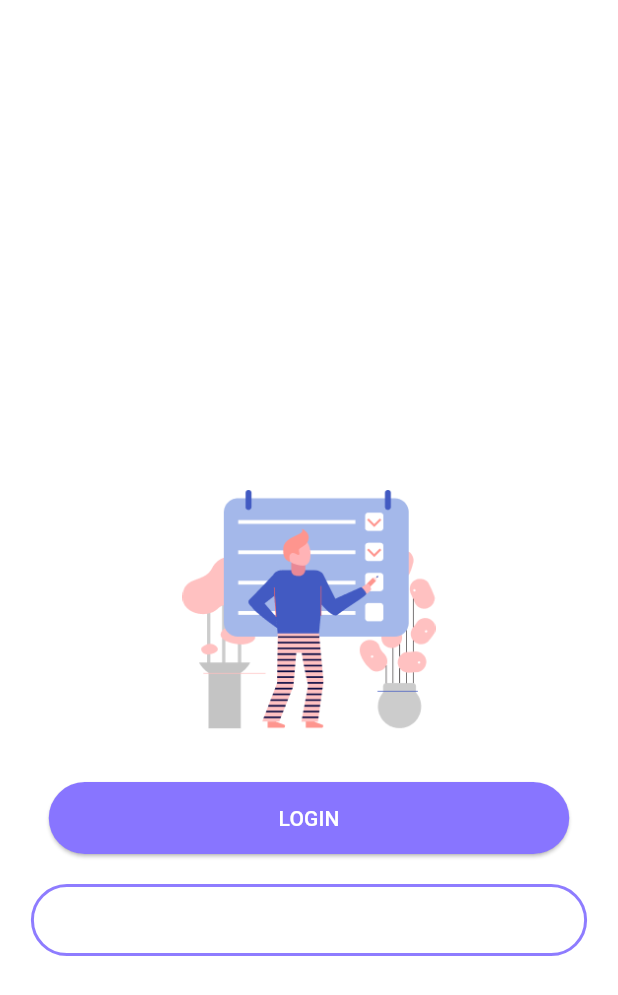
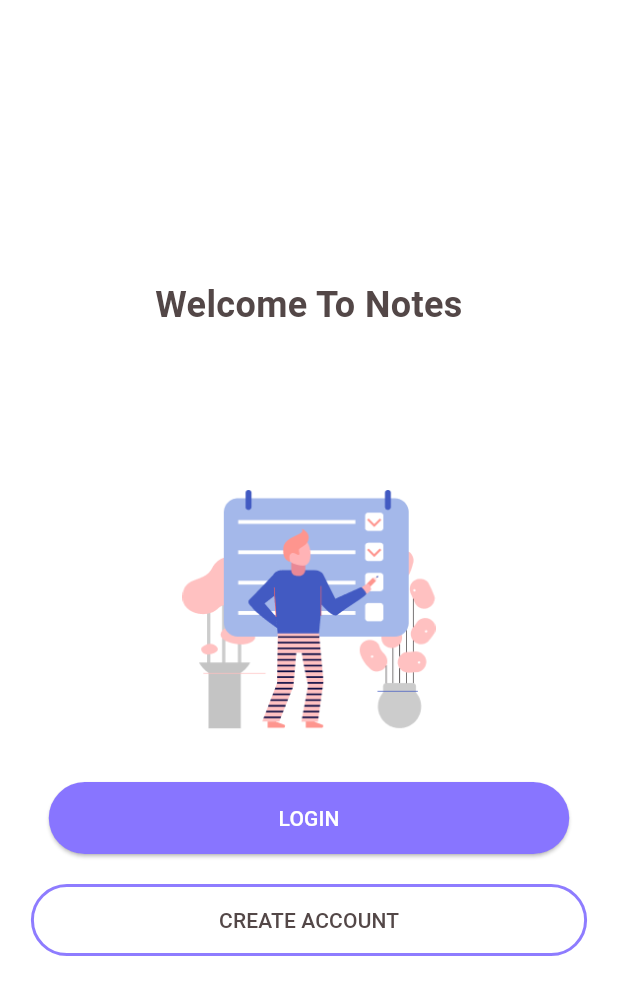
Before and after one commit to Nilav2608/notes_with_firebase, a Flutter app: the screen it shows after launch, on a phone screen of 412 x 824 dp. Shown: the top 995 px of the screen. Run offline on Flutter 3.47's test engine with Material 3 defaults, Android fonts, the phone set to English and light mode, and no system bars; our stand-ins replace cloud_firestore, firebase_auth, firebase_core, flutter_slidable, google_fonts, google_sign_in and 1 more; accounts and stored records are empty.

Commit message:
Dark mode and light mode is implemented ❤️

```diff
--- a/lib/view/pages/intro_page.dart
+++ b/lib/view/pages/intro_page.dart
@@ -31,11 +31,11 @@ class IntroPage extends StatelessWidget {
             mainAxisAlignment: MainAxisAlignment.center,
             crossAxisAlignment: CrossAxisAlignment.center,
             children: [
-              const Text(
+               Text(
                 "Welcome To Notes",
                 textAlign: TextAlign.center,
                 style: TextStyle(
-                  color: Colors.white,
+                  color: Theme.of(context).colorScheme.secondary,
                   fontSize: 24,
                   fontWeight: FontWeight.bold,
                 ),
@@ -43,11 +43,11 @@ class IntroPage extends StatelessWidget {
               const SizedBox(
                 height: 30,
               ),
-              const Text(
+               Text(
                 "Please login to your account or create a new account to continue",
                 textAlign: TextAlign.center,
                 style: TextStyle(
-                  color: Colors.white,
+                  color: Theme.of(context).colorScheme.background,
                   fontSize: 16,
                 ),
               ),
@@ -75,9 +75,9 @@ class IntroPage extends StatelessWidget {
                       ),
                     ),
                   ),
-                  child: const Text(
+                  child:  Text(
                     "CREATE ACCOUNT",
-                    style: TextStyle(color: Colors.white),
+                    style: TextStyle(color: Theme.of(context).colorScheme.secondary),
                   ),
                 ),
               ),
```
